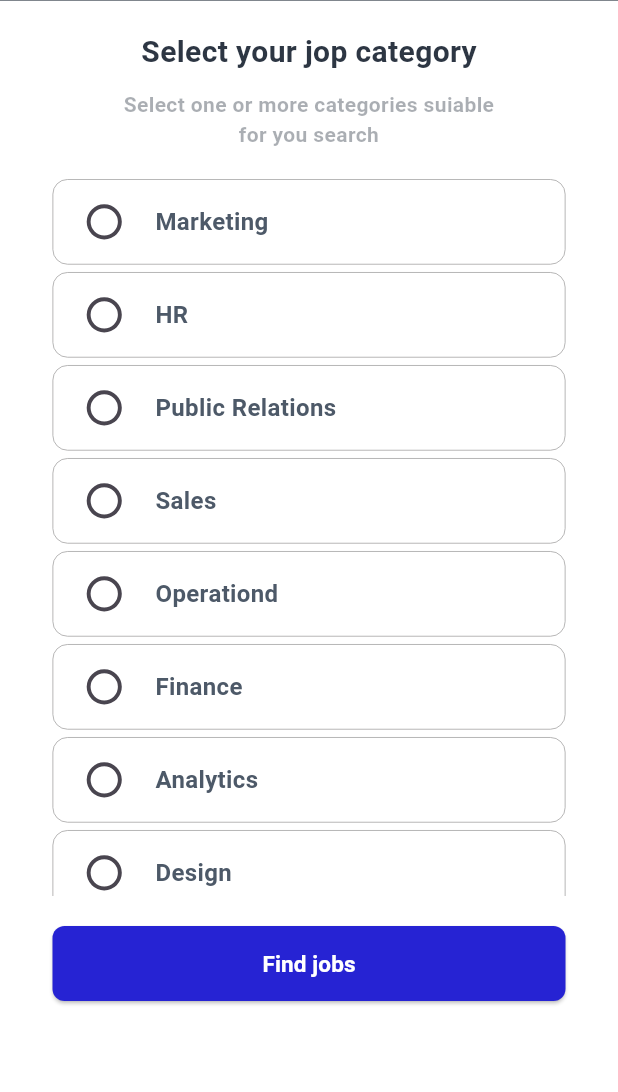
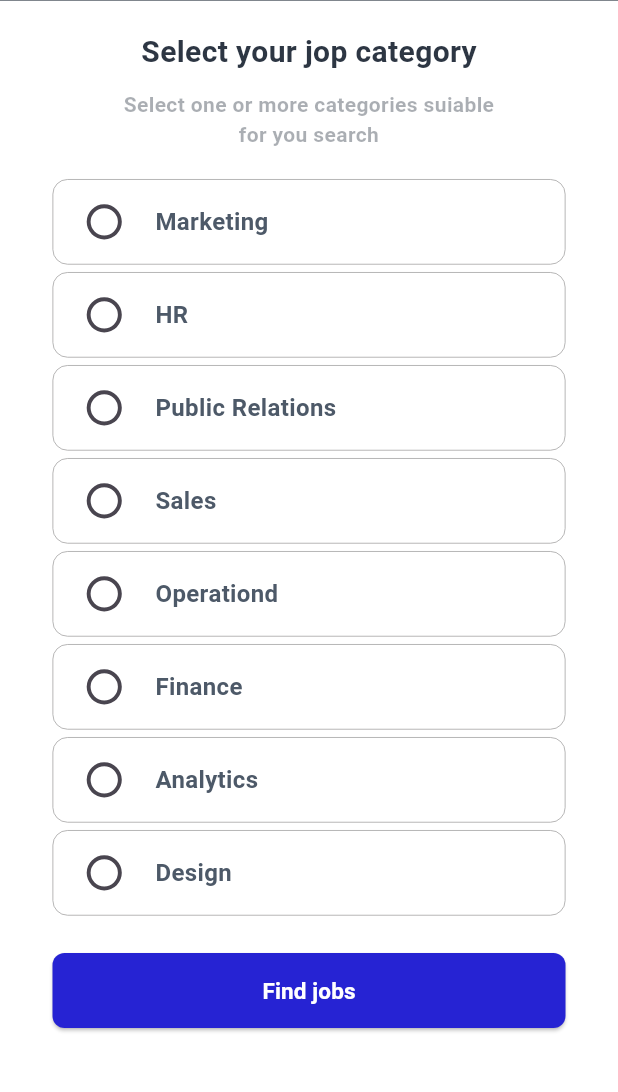
Before and after one commit to HadeerMo/dream-job, a Flutter app: the SelectCategoriesPage screen opened by its route, on a phone screen of 412 x 824 dp, the part 123-1215 px from its top. Run offline on Flutter 3.47's test engine with Material 3 defaults, Android fonts, the phone set to English and light mode, and no system bars; our stand-ins replace font_awesome_flutter, image_picker.

Commit message:
edit scroll behavior in select categories page

```diff
--- a/lib/features/user_info/presentation/views/widgets/select_categories_body.dart
+++ b/lib/features/user_info/presentation/views/widgets/select_categories_body.dart
@@ -15,17 +15,18 @@ class SelectCategoriesBody extends StatelessWidget {
   Widget build(BuildContext context) {
     CategoriesProvider provider = Provider.of<CategoriesProvider>(context);
     List<Category> categoriesList = provider.categoriesList;
-    return Column(
+    return SingleChildScrollView(
+      physics: const BouncingScrollPhysics(),
+      child: Column(
         children: [
           const CustomAppbar(),
           const SelectCategoriesTitle(),
           const SizedBox(
             height: 20,
           ),
-        SizedBox(
-          height: MediaQuery.of(context).size.height * .58,
-          child: ListView.builder(
+          ListView.builder(
             shrinkWrap: true,
+            physics: const NeverScrollableScrollPhysics(),
             itemCount: categoriesList.length,
             itemBuilder: (context, index) {
               return CustomCheckbox(
@@ -36,7 +37,6 @@ class SelectCategoriesBody extends StatelessWidget {
               );
             },
           ),
-        ),
           Padding(
             padding: const EdgeInsets.symmetric(vertical: 20, horizontal: 35),
             child: CustomButton(
@@ -46,6 +46,7 @@ class SelectCategoriesBody extends StatelessWidget {
             ),
           )
         ],
+      ),
     );
   }
 }
```
Lines whose indentation alone changed are shown as unchanged.
